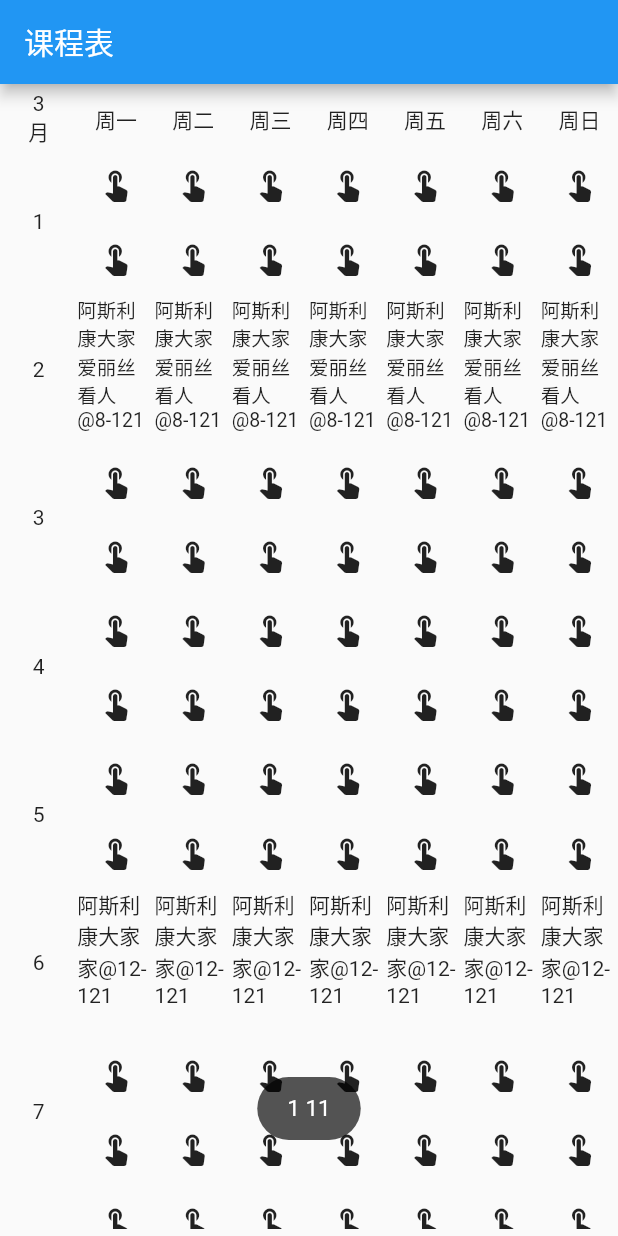
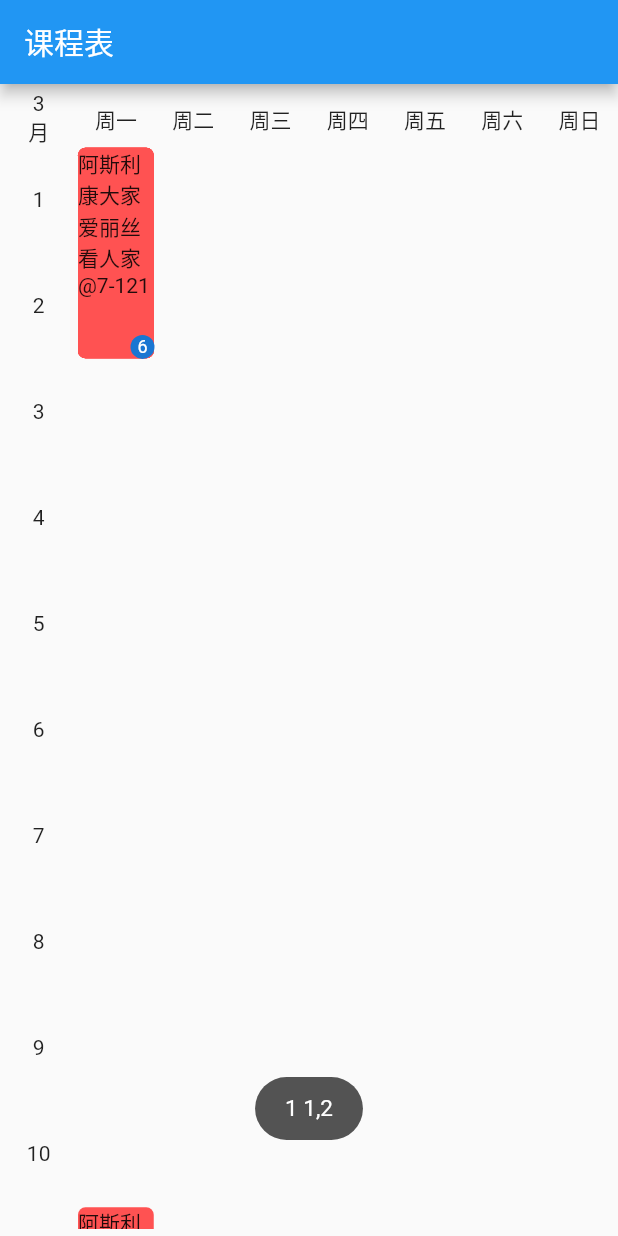
Before and after one commit to imere/syllabus, a Flutter app: the screen it shows after launch, after a tap on an icon or button, on a phone screen of 412 x 824 dp. Run offline on Flutter 3.47's test engine with Material 2 defaults, Android fonts, the phone set to English and light mode, and no system bars; drawn by our look-alikes of auto_size_text; our stand-ins replace toast.

Commit message:
handle valid overlay courses

```diff
--- a/lib/content.dart
+++ b/lib/content.dart
@@ -1,8 +1,7 @@
 import 'package:flutter/material.dart';
-import 'package:shared_preferences/shared_preferences.dart';
 
+import './courses.dart';
 import './times.dart';
-import './courses.dart';
 import './weeks.dart' show weeks;
 
 class Content extends StatefulWidget {
--- a/lib/courses.model.dart
+++ b/lib/course.model.dart
@@ -15,6 +15,8 @@ class CourseModel {
         assert(null != weekday),
         assert(null != weeks);
 
+  factory CourseModel.fromJson() {}
+
   String name;
   String room;
   String teacher;
--- a/lib/courses.dart
+++ b/lib/courses.dart
@@ -1,23 +1,17 @@
 import 'package:flutter/material.dart';
-import 'package:auto_size_text/auto_size_text.dart';
-import 'package:shared_preferences/shared_preferences.dart';
-import 'package:toast/toast.dart';
 
+import './course.model.dart';
 import './courses_item.dart';
+import './empty.model.dart';
 import './empty_box.dart';
-
-import './empty.model.dart';
-import './courses.model.dart';
-
-import './utils/util.dart' show getTotalCount;
-import './utils/course_util.dart'
-    show generateCourses, getSortedVaildCourses, getFilledCourses;
+import './utils/course_util.dart' show processCourses;
+import './utils/util.dart' show getTotalCount, generateCourses;
 
 class Courses extends StatefulWidget {
   Courses({
     Key key,
-    this.coursesHeight,
-    this.weekday,
+    @required this.coursesHeight,
+    @required this.weekday,
   })  : assert(weekday != null),
         assert(coursesHeight != null),
         super(key: key);
@@ -34,7 +28,7 @@ class _CoursesState extends State<Courses> {
 
   @override
   Widget build(BuildContext context) {
-    // get min box height
+    // Get min box height
     _minHeight = widget.coursesHeight / getTotalCount();
 
     return SizedBox(
@@ -51,32 +45,33 @@ Column _buildCourseColumn({
   @required double minItemHeight,
   @required int weekday,
 }) {
-  var c = getFilledCourses(
-    courses: getSortedVaildCourses(generateCourses()),
+  List c = processCourses(
+    courses: generateCourses(),
     weekday: weekday,
     minHeight: minItemHeight,
   );
-  for (var item in c) {
-    if (item is CourseModel) {
-      print('C: ${item.start} ${item.step}');
-    } else if (item is EmptyModel) {
-      print('E: ${item.start} ${item.count}');
-    }
-  }
-  print(c.length);
 
   return Column(
     children: c.map((item) {
       if (item is CourseModel) {
-        return CourseItem(classInfo: item, minHeight: minItemHeight);
+        return CourseItem(
+          courseInfoList: [item],
+          minHeight: minItemHeight,
+        );
       } else if (item is EmptyModel) {
         return EmptyBox(
-          key: Key('${c.indexOf(item) + 1}'),
           weekday: item.weekday,
           start: item.start,
-          count: item.count,
+          step: item.step,
           minHeight: item.minHeight,
         );
+      } else if (item.cast<CourseModel>() is List<CourseModel>) {
+        return CourseItem(
+          courseInfoList: item.cast<CourseModel>(),
+          minHeight: minItemHeight,
+        );
+      } else {
+        throw Exception('`item` type not supported ');
       }
     }).toList(),
   );
--- a/lib/courses_item.dart
+++ b/lib/courses_item.dart
@@ -1,27 +1,20 @@
 import 'package:flutter/material.dart';
-import 'package:auto_size_text/auto_size_text.dart';
-import 'package:shared_preferences/shared_preferences.dart';
 import 'package:toast/toast.dart';
 
-import './empty_box.dart';
-
-import './empty.model.dart';
-import './courses.model.dart';
-
-import './utils/util.dart' show getTotalCount;
-import './utils/course_util.dart'
-    show generateCourses, getSortedVaildCourses, getFilledCourses;
+import './course.model.dart';
+import './courses_item_child.dart';
 
 class CourseItem extends StatefulWidget {
   CourseItem({
     Key key,
-    this.classInfo,
-    this.minHeight,
-  })  : assert(classInfo != null),
+    @required this.courseInfoList,
+    @required this.minHeight,
+  })
+      : assert(courseInfoList != null),
         assert(minHeight != null),
         super(key: key);
 
-  final CourseModel classInfo;
+  final List<CourseModel> courseInfoList;
   final double minHeight;
 
   @override
@@ -31,23 +24,40 @@ class CourseItem extends StatefulWidget {
 class _CourseItemState extends State<CourseItem> {
   @override
   Widget build(BuildContext context) {
+    int maxStart = 0;
+    int maxStep = 0;
+    widget.courseInfoList.forEach((info) {
+      if (info.start > maxStart) maxStart = info.start;
+      if (info.step > maxStep) maxStep = info.step;
+    });
+
     return SizedBox(
-      height: widget.minHeight * widget.classInfo.step,
+      height: widget.minHeight * maxStep,
       child: GestureDetector(
         child: Stack(
-          alignment: AlignmentDirectional.topStart,
-          children: <Widget>[
-            AutoSizeText(
-              '${widget.classInfo.name}@${widget.classInfo.room} ${widget.classInfo.teacher}',
-              minFontSize: 12,
-              maxLines: 6,
-              overflow: TextOverflow.ellipsis,
-            ),
-          ],
+          alignment: AlignmentDirectional.bottomEnd,
+          children: <Widget>[]..addAll(
+            // reverse to make the first at top
+            widget.courseInfoList.reversed.map((courseInfo) {
+              return CourseItemChild(
+                courseInfo: courseInfo,
+              );
+            }),
+          )..addAll(widget.courseInfoList.length > 1
+              ? [
+            CircleAvatar(
+              maxRadius: 8.0,
+              child: Text(
+                '${widget.courseInfoList.length}',
+                style: TextStyle(fontSize: 12.0),
+              ),
+            )
+          ]
+              : []),
         ),
         onTap: () {
           Toast.show(
-            '${widget.classInfo.weekday} ${widget.classInfo.start}',
+            '${widget.courseInfoList.first.weekday} $maxStart,$maxStep',
             context,
           );
         },
--- /dev/null
+++ b/lib/courses_item_child.dart
@@ -0,0 +1,35 @@
+import 'package:auto_size_text/auto_size_text.dart';
+import 'package:flutter/material.dart';
+
+import './course.model.dart';
+
+class CourseItemChild extends StatefulWidget {
+  CourseItemChild({
+    @required this.courseInfo,
+  }) : assert(courseInfo != null);
+
+  final CourseModel courseInfo;
+
+  @override
+  State<StatefulWidget> createState() => _CourseItemChildState();
+}
+
+class _CourseItemChildState extends State<CourseItemChild> {
+  @override
+  Widget build(BuildContext context) {
+    return Container(
+      constraints: BoxConstraints(minHeight: double.infinity),
+      margin: EdgeInsets.all(0.5),
+      decoration: BoxDecoration(
+        color: Colors.redAccent,
+        borderRadius: BorderRadius.all(Radius.circular(5.0)),
+      ),
+      child: AutoSizeText(
+        '${widget.courseInfo.name}@${widget.courseInfo.room} ${widget.courseInfo.teacher}',
+        minFontSize: 12,
+        maxLines: 6,
+        overflow: TextOverflow.ellipsis,
+      ),
+    );
+  }
+}
--- a/lib/empty.model.dart
+++ b/lib/empty.model.dart
@@ -5,14 +5,14 @@ class EmptyModel {
     @required this.minHeight,
     @required this.weekday,
     @required this.start,
-    @required this.count,
+    @required this.step,
   })  : assert(null != minHeight),
         assert(null != weekday),
         assert(null != start),
-        assert(null != count);
+        assert(null != step);
 
   final double minHeight;
   final int weekday;
   final int start;
-  final int count;
+  final int step;
 }
--- a/lib/empty_box.dart
+++ b/lib/empty_box.dart
@@ -1,21 +1,19 @@
 import 'package:flutter/material.dart';
-import 'package:shared_preferences/shared_preferences.dart';
-import 'package:toast/toast.dart';
 
 class EmptyBox extends StatefulWidget {
-  /// is located at column [weekday] and row [start],
-  /// span [count] rows which height is [minHeight]
+  /// Is located at column [weekday] and row [start],
+  /// span [step] rows which height is [minHeight]
   EmptyBox({
     Key key,
     @required this.weekday,
     @required this.start,
-    @required this.count,
+    @required this.step,
     @required this.minHeight,
   }) : super(key: key);
 
   final int weekday;
   final int start;
-  final int count;
+  final int step;
   final double minHeight;
 
   @override
@@ -26,9 +24,9 @@ class _EmptyBoxState extends State<EmptyBox> {
   @override
   Widget build(BuildContext context) {
     var start = widget.start;
-    var step = widget.count;
+    var step = widget.step;
 
-    /// build EmptyBox to fill the one column from `start` in order
+    /// Build [EmptyBox] to fill the one column from `start` semantically in order
     var _ = List.generate(step, (idx) => start++);
 
     return SizedBox(
@@ -36,6 +34,7 @@ class _EmptyBoxState extends State<EmptyBox> {
       child: Column(
         children: _.map((start) {
           return SingleItem(
+            key: Key('$start'),
             weekday: widget.weekday,
             start: start,
             height: widget.minHeight,
@@ -47,7 +46,7 @@ class _EmptyBoxState extends State<EmptyBox> {
 }
 
 class SingleItem extends StatefulWidget {
-  /// located at column [weekday] where row
+  /// Located at column [weekday] where row
   /// is [start] with minimum [height]
   SingleItem({
     Key key,
@@ -65,32 +64,11 @@ class SingleItem extends StatefulWidget {
 }
 
 class _SingleItemState extends State<SingleItem> {
-  bool _tapped = false;
-
   @override
   Widget build(BuildContext context) {
-    return GestureDetector(
-      onTap: () {
-        setState(() {
-          _tapped = true;
-        });
-      },
-      child: SizedBox(
-        height: widget.height,
-        child: Center(
-          child: _tapped
-              ? GestureDetector(
-                  onTap: () {
-                    setState(() {
-                      _tapped = false;
-                      Toast.show('${widget.weekday} ${widget.start}', context);
-                    });
-                  },
-                  child: Icon(Icons.add),
-                )
-              : Icon(Icons.touch_app),
-        ),
-      ),
+    return Container(
+      width: double.infinity,
+      height: widget.height,
     );
   }
 }
--- a/lib/main.dart
+++ b/lib/main.dart
@@ -1,7 +1,10 @@
 import 'package:flutter/material.dart';
+
 import './schedule.dart';
 
-void main() => runApp(App());
+Future<void> main() async {
+  runApp(App());
+}
 
 class App extends StatelessWidget {
   @override
--- a/lib/schedule.dart
+++ b/lib/schedule.dart
@@ -1,8 +1,7 @@
 import 'package:flutter/material.dart';
-import 'package:shared_preferences/shared_preferences.dart';
 
+import './content.dart';
 import './weeks.dart';
-import './content.dart';
 
 class Schedule extends StatefulWidget {
   Schedule({Key key}) : super(key: key);
--- a/lib/times.dart
+++ b/lib/times.dart
@@ -1,5 +1,4 @@
 import 'package:flutter/material.dart';
-import 'package:shared_preferences/shared_preferences.dart';
 
 import './utils/util.dart' show getTotalCount;
 
@@ -17,9 +16,9 @@ class _TimesState extends State<Times> {
 
   @override
   Widget build(BuildContext context) {
-    _itemHeight = widget.timesHeight / (getTotalCount() ~/ 2);
+    _itemHeight = widget.timesHeight / getTotalCount();
 
-    final times = List.generate(getTotalCount() ~/ 2, (idx) => idx + 1);
+    final times = List.generate(getTotalCount(), (idx) => idx + 1);
 
     return SizedBox(
       height: widget.timesHeight,
--- a/lib/utils/course_util.dart
+++ b/lib/utils/course_util.dart
@@ -1,104 +1,21 @@
 import 'package:flutter/material.dart';
 
+import './util.dart' show getTotalCount;
+import '../course.model.dart';
 import '../empty.model.dart';
-import '../courses.model.dart';
 
-import './util.dart' show getTotalCount;
+List<CourseModel> _getSortedValidCourses(List<CourseModel> courses, {
+  List weekdays = const [1, 2, 3, 4, 5, 6, 7],
+}) {
+  if (courses.length == 0) return [];
 
-List<CourseModel> generateCourses() {
-  List<CourseModel> list = [];
-  list.addAll([
-    // CourseModel(
-    //   name: '阿斯利康大家爱丽丝看人家',
-    //   room: '7-121',
-    //   start: 1,
-    //   step: 2,
-    //   weekday: 1,
-    //   weeks: [1, 2, 3],
-    // ),
-    CourseModel(
-      name: '阿斯利康大家爱丽丝看人',
-      room: '8-121',
-      start: 3,
-      step: 2,
-      weekday: 1,
-      weeks: [1, 2, 3],
-    ),
-    // CourseModel(
-    //   name: '阿斯利康大家爱丽丝家',
-    //   room: '9-121',
-    //   start: 5,
-    //   step: 2,
-    //   weekday: 1,
-    //   weeks: [1, 2, 3],
-    // ),
-    // CourseModel(
-    //   name: '阿斯利康大家爱丽家',
-    //   room: '10-121',
-    //   start: 7,
-    //   step: 2,
-    //   weekday: 1,
-    //   weeks: [1, 2, 3],
-    // ),
-    // CourseModel(
-    //   name: '阿斯利康大家爱家',
-    //   room: '11-121',
-    //   start: 9,
-    //   step: 2,
-    //   weekday: 1,
-    //   weeks: [1, 2, 3],
-    // ),
-    CourseModel(
-      name: '阿斯利康大家家',
-      room: '12-121',
-      start: 11,
-      step: 2,
-      weekday: 1,
-      weeks: [1, 2, 3],
-    ),
-    // CourseModel(
-    //   name: '阿斯利康大家',
-    //   room: '12-110',
-    //   start: 13,
-    //   step: 2,
-    //   weekday: 1,
-    //   weeks: [1, 2, 3],
-    // ),
-    // CourseModel(
-    //   name: '阿斯利康家',
-    //   room: '12-111',
-    //   start: 15,
-    //   step: 2,
-    //   weekday: 1,
-    //   weeks: [1, 2, 3],
-    // ),
-    // CourseModel(
-    //   name: '阿斯利家',
-    //   start: 17,
-    //   step: 2,
-    //   weekday: 1,
-    //   room: '12-112',
-    //   weeks: [1, 2, 3],
-    // ),
-    // CourseModel(
-    //   name: '阿斯家',
-    //   start: 19,
-    //   step: 2,
-    //   weekday: 1,
-    //   room: '12-113',
-    //   weeks: [1, 2, 3],
-    // ),
-  ]);
-  return list;
-}
+  var list = List.of(courses);
 
-List<CourseModel> getSortedVaildCourses(List<CourseModel> courses) {
-  var list = courses;
-
-  /// `start` should not be -1
+  /// `start` should not <1
   list.removeWhere((course) {
     return (course.start < 1) ||
-        (course.start + course.step - 1 > getTotalCount());
+        (course.start + course.step - 1 > getTotalCount()) ||
+        !weekdays.contains(course.weekday);
   });
 
   list.sort((a, b) => a.start - b.start);
@@ -107,28 +24,32 @@ List<CourseModel> getSortedVaildCourses(List<CourseModel> courses) {
 }
 
 /// Fill [courses] with [EmptyModel] if needed,
-/// then return a new list.
+/// then return a new list of type [List<CourseModel|EmptyModel>].
 /// [EmptyModel] is used to construct [EmptyBox]
-List getFilledCourses({
+List _getFilledCourses({
   @required List<CourseModel> courses,
   @required double minHeight,
   @required int weekday,
 }) {
+  if (courses.length == 0) return [];
+
   List list = [];
+
   int prevStart = 0;
   int prevStep = 1;
+
   courses.sort((a, b) => a.start - b.start);
 
   courses.forEach((course) {
     if (course.start > (prevStart + prevStep)) {
-      // fill with empty block if there is space between two courses
+      // Fill with empty block if there is space between two courses
       list.add(EmptyModel(
         minHeight: minHeight,
         weekday: weekday,
         start: prevStart + prevStep,
-        count: course.start - (prevStart + prevStep),
+        step: course.start - (prevStart + prevStep),
       ));
-      prevStart = prevStart + prevStep - prevStart - prevStep;
+      prevStart = prevStart + prevStep - (prevStart + prevStep);
       prevStep = course.start + course.step;
     } else {
       prevStart = course.start;
@@ -138,15 +59,95 @@ List getFilledCourses({
     list.add(course);
   });
 
-  // fill with empty block if there is space at the end
+  // Fill with empty block if there is space at the end
   if (prevStart + prevStep - 1 < getTotalCount()) {
     list.add(EmptyModel(
       minHeight: minHeight,
       weekday: weekday,
       start: prevStart + prevStep,
-      count: getTotalCount() - (prevStart + prevStep) + 1,
+      step: getTotalCount() - (prevStart + prevStep) + 1,
     ));
   }
 
   return list;
 }
+
+/// Process `courses: List<CourseModel|EmptyModel>`,
+/// then return a new list of type `List<CourseModel|EmptyModel|List<CourseModel>>`.
+List _handleValidOverlayCourses(List courses) {
+  // TODO(improve algorithm)
+  if (courses.length == 0) return [];
+
+  courses.sort((a, b) => a.start - b.start);
+
+  List ret = [];
+
+  /// Here values are [List], because [EmptyModel]
+  /// may also be stored, but they will be processed later
+  Map<String, List> map = Map();
+
+  String prevKey = '${courses.first.start}-${courses.first.step}';
+
+  courses.forEach((course) {
+    String key = '${course.start}-${course.step}';
+
+    /// We use [Map], so it's safe to only check keys
+    if (key == prevKey) {
+      if (map[key] == null) map[key] = [];
+      map[key].add(course);
+    } else {
+      if (map[key] == null) {
+        map[key] = [];
+        map[key].add(course);
+        return;
+      }
+      ret.add(map[key]);
+    }
+  });
+
+  final blocks = List.generate(getTotalCount(), (idx) => idx + 1);
+  // Traverse all rows
+  blocks.forEach((start) {
+    // Traverse all steps
+    blocks.forEach((step) {
+      if (map['$start-$step'] == null) return;
+
+      /// The [List] of [EmptyModel] is then flattened
+      if (map['$start-$step'].first is EmptyModel) {
+        map['$start-$step'].forEach((em) {
+          ret.add(em);
+        });
+        return;
+      }
+
+      ret.add(map['$start-$step']);
+    });
+  });
+
+  {
+    // Debug
+    for (var item in ret) {
+      if (item is CourseModel) {
+        /// In fact this is not reachable, because [CourseModel] are
+        /// all in the [List]
+        print('C : ${item.start} ${item.step}');
+      } else if (item is EmptyModel) {
+        print('E : ${item.start} ${item.step}');
+      } else {
+        print('L: $item');
+      }
+    }
+    print(ret.length);
+  }
+
+  return ret;
+}
+
+List processCourses(
+    {List<CourseModel> courses, int weekday, double minHeight}) {
+  return _handleValidOverlayCourses(_getFilledCourses(
+    courses: _getSortedValidCourses(courses, weekdays: [weekday]),
+    weekday: weekday,
+    minHeight: minHeight,
+  ));
+}
--- a/lib/utils/util.dart
+++ b/lib/utils/util.dart
@@ -1,4 +1,69 @@
+import '../course.model.dart';
+
 int getTotalCount() {
   // even number
-  return 2 * 10;
+  return 2 * 7;
 }
+
+List<CourseModel> generateCourses() {
+  List<CourseModel> list = [];
+  list.addAll([
+    CourseModel(
+      name: '阿斯利康大家爱丽丝看人家',
+      room: '7-121',
+      start: 1,
+      step: 2,
+      weekday: 1,
+      weeks: [1, 2, 3],
+    ),
+    CourseModel(
+      name: '阿斯利康大家爱丽丝看人',
+      room: '8-121',
+      start: 1,
+      step: 2,
+      weekday: 1,
+      weeks: [1, 2, 3],
+    ),
+    CourseModel(
+      name: '阿斯利康大家爱丽丝家',
+      room: '9-121',
+      start: 1,
+      step: 2,
+      weekday: 1,
+      weeks: [1, 2, 3],
+    ),
+    CourseModel(
+      name: '阿斯利康大家爱丽家',
+      room: '10-121',
+      start: 1,
+      step: 2,
+      weekday: 1,
+      weeks: [1, 2, 3],
+    ),
+    CourseModel(
+      name: '阿斯利康大家爱家',
+      room: '11-121',
+      start: 1,
+      step: 2,
+      weekday: 1,
+      weeks: [1, 2, 3],
+    ),
+    CourseModel(
+      name: '阿斯利康大家家',
+      room: '12-121',
+      start: 1,
+      step: 2,
+      weekday: 1,
+      weeks: [1, 2, 3],
+    ),
+    CourseModel(
+      name: '阿斯利康大家',
+      room: '12-110',
+      start: 11,
+      step: 2,
+      weekday: 1,
+      weeks: [1, 2, 3],
+    ),
+  ]);
+  return list;
+}
--- a/lib/weeks.dart
+++ b/lib/weeks.dart
@@ -1,5 +1,4 @@
 import 'package:flutter/material.dart';
-import 'package:shared_preferences/shared_preferences.dart';
 
 final weeks = const [
   '周一',
--- a/pubspec.yaml
+++ b/pubspec.yaml
@@ -1,5 +1,5 @@
 name: schedule
-description: A new Flutter project.
+description: A new Flutter syllabus project.
 
 # The following defines the version and build number for your application.
 # A version number is three numbers separated by dots, like 1.2.43
@@ -20,9 +20,11 @@ dependencies:
   flutter:
     sdk: flutter
   shared_preferences: ^0.5.1+2
+  android_alarm_manager: ^0.4.1+5
   auto_size_text: ^1.1.0
+  rxdart:
+  json_annotation: ^2.0.0
   toast: ^0.1.3
-  json_annotation: ^2.0.0
 
   # The following adds the Cupertino Icons font to your application.
   # Use with the CupertinoIcons class for iOS style icons.
```
Also changed, not shown: pubspec.lock, 6 other files.
